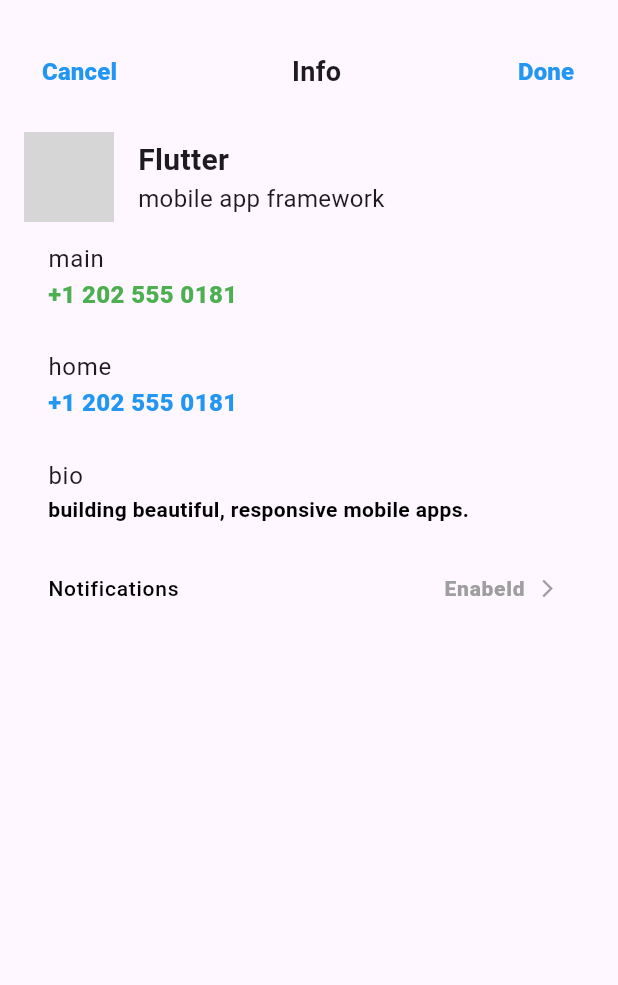
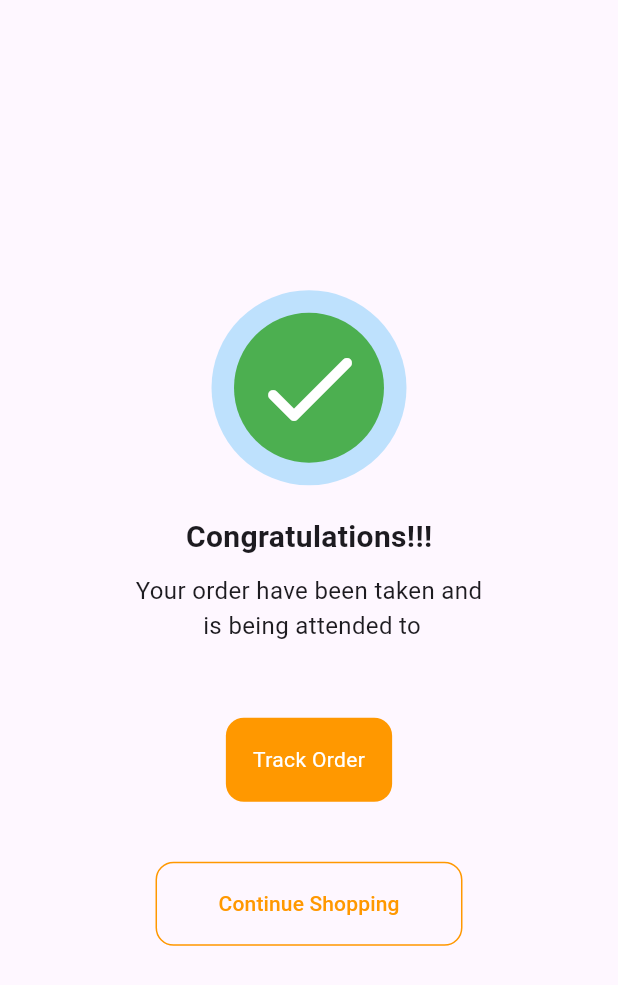
Before and after one commit to mahmoud-elgaml/NTI, a Flutter app: the Task2 screen opened directly, after a tap on "Done", on a phone screen of 412 x 824 dp. Shown: the top 985 px of the screen. Run offline on Flutter 3.47's test engine with Material 3 defaults, Android fonts, the phone set to English and light mode, and no system bars; network calls fail; grey boxes are pictures that could not be loaded.

Commit message:
finish task3

```diff
--- a/lib/screens/task2/widgets/custom_info_bar.dart
+++ b/lib/screens/task2/widgets/custom_info_bar.dart
@@ -1,3 +1,4 @@
+import 'package:design_task/screens/task3/task3.dart';
 import 'package:flutter/material.dart';
 
 class CustomInfoBar extends StatelessWidget {
@@ -20,7 +21,8 @@ class CustomInfoBar extends StatelessWidget {
           ),
           Text("Info", style: TextStyle(fontSize: 18, fontWeight: FontWeight.w700)),
           TextButton(
-            onPressed: () {},
+            onPressed: () {
+              Navigator.push(context, MaterialPageRoute(builder: (context) => const Task3()));            },
             child: Text(
               'Done',
               style: TextStyle(color: Colors.blue, fontSize: 16, fontWeight: FontWeight.w900),
--- /dev/null
+++ b/lib/screens/task3/task3.dart
@@ -0,0 +1,77 @@
+import 'package:flutter/material.dart';
+
+class Task3 extends StatelessWidget {
+  const Task3({super.key});
+
+  @override
+  Widget build(BuildContext context) {
+    return Scaffold(
+      body: SafeArea(
+        child: Center(
+          child: Column(
+            mainAxisAlignment: MainAxisAlignment.center,
+            children: [
+              Stack(
+                alignment: Alignment.center,
+                children: [
+                  Container(
+                    width: 130,
+                    height: 130,
+                    decoration: const BoxDecoration(
+                      color: Color.fromARGB(255, 190, 225, 253),
+                      shape: BoxShape.circle,
+                    ),
+                  ),
+                  Container(
+                    width: 100,
+                    height: 100,
+                    decoration: const BoxDecoration(color: Colors.green, shape: BoxShape.circle),
+                    child: Icon(Icons.check_rounded, size: 80, color: Colors.white, weight: 32.0),
+                  ),
+                ],
+              ),
+              SizedBox(height: 20),
+              Text(
+                'Congratulations!!!',
+                style: TextStyle(fontSize: 20, fontWeight: FontWeight.bold),
+              ),
+              SizedBox(height: 10),
+              Text(
+                'Your order have been taken and \n is being attended to',
+                textAlign: TextAlign.center,
+                style: TextStyle(fontSize: 16),
+              ),
+              SizedBox(height: 50),
+              GestureDetector(
+                onTap: () {},
+                child: Container(
+                  padding: EdgeInsets.all(18),
+                  decoration: BoxDecoration(
+                    color: Colors.orange,
+                    borderRadius: BorderRadius.circular(12),
+                  ),
+                  child: Text('Track Order', style: TextStyle(color: Colors.white)),
+                ),
+              ),
+              SizedBox(height: 40),
+              TextButton(
+                style: TextButton.styleFrom(
+                  foregroundColor: Colors.orange,
+                  shape: RoundedRectangleBorder(
+                    borderRadius: BorderRadius.circular(12),
+                    side: BorderSide(color: Colors.orange),
+                  ),
+                ),
+                onPressed: () {},
+                child: Padding(
+                  padding: const EdgeInsets.symmetric( horizontal: 30.0,vertical: 10.0),
+                  child: Text('Continue Shopping'),
+                ),
+              ),
+            ],
+          ),
+        ),
+      ),
+    );
+  }
+}
```
